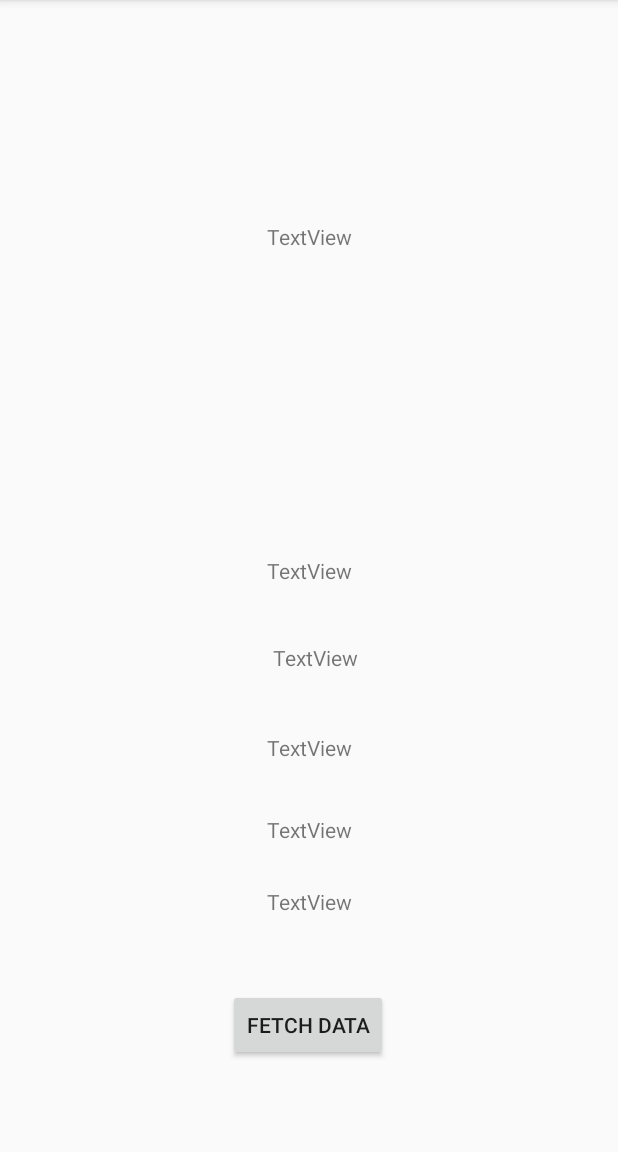
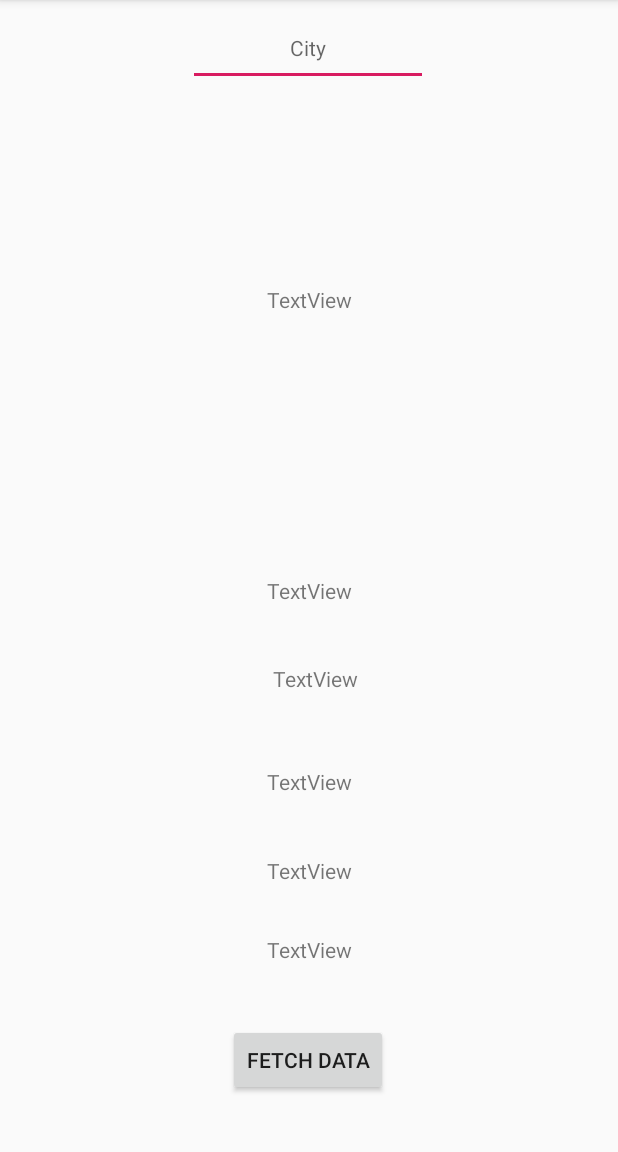
Before and after one commit to saptarshi-mitra/WeatherApp, an Android app: the screen it shows after launch (MainActivity), on a phone screen of 412 x 824 dp, the part 84-1236 px from its top. Run offline under Robolectric (Android 15) with nearby library versions, the phone set to English and light mode, and no system bars.

Commit message:
data display

```diff
--- a/app/src/main/java/com/iamsm/weatherapp/MainActivity.java
+++ b/app/src/main/java/com/iamsm/weatherapp/MainActivity.java
@@ -22,6 +22,7 @@ import androidx.appcompat.widget.Toolbar;
 
 import android.view.Menu;
 import android.widget.Button;
+import android.widget.EditText;
 import android.widget.TextView;
 
 import java.util.ArrayList;
@@ -47,6 +48,7 @@ public class MainActivity extends AppCompatActivity
 
     private TextView mytest_text;
     private TextView day1,day2,day3,day4,day5;
+    private EditText city_name;
 
     @Override
     protected void onCreate(Bundle savedInstanceState) {
@@ -69,6 +71,7 @@ public class MainActivity extends AppCompatActivity
         day3=findViewById(R.id.weather_day3);
         day4=findViewById(R.id.weather_day4);
         day5=findViewById(R.id.weather_day5);
+        city_name=findViewById(R.id.editText);
 
     }
 
@@ -131,13 +134,15 @@ public class MainActivity extends AppCompatActivity
 
 
     public void getcurrentdata(View view){
+        String string=city_name.getText().toString();
         Retrofit retrofit=new Retrofit.Builder()
                 .baseUrl(BaseUrl)
                 .addConverterFactory(GsonConverterFactory.create())
                 .build();
 
        WeatherService weatherService=retrofit.create(WeatherService.class);
-        Call<WeatherResponse> call= weatherService.getTemp( id, AppId);
+        //Call<WeatherResponse> call= weatherService.getTemp( id, AppId);
+        Call<WeatherResponse> call= weatherService.getTemp_entry( string, AppId);
         call.enqueue(new Callback<WeatherResponse>() {
             @Override
             public void onResponse(Call<WeatherResponse> call, Response<WeatherResponse> response) {
--- a/app/src/main/java/com/iamsm/weatherapp/WeatherService.java
+++ b/app/src/main/java/com/iamsm/weatherapp/WeatherService.java
@@ -11,4 +11,7 @@ public interface WeatherService {
     @GET("data/2.5/forecast?")
     Call<WeatherResponse> getTemp(@Query("id") int id, @Query("APPID") String appid);
 
+    @GET("data/2.5/forecast?")
+    Call<WeatherResponse> getTemp_entry(@Query("q") String q, @Query("APPID") String appid);
+
 }
--- a/app/src/main/res/layout/content_main.xml
+++ b/app/src/main/res/layout/content_main.xml
@@ -24,25 +24,25 @@
         app:layout_constraintHorizontal_bias="0.498"
         app:layout_constraintStart_toStartOf="parent"
         app:layout_constraintTop_toTopOf="parent"
-        app:layout_constraintVertical_bias="0.915" />
+        app:layout_constraintVertical_bias="0.948" />
 
     <TextView
         android:id="@+id/curr_weather"
         android:layout_width="match_parent"
-        android:layout_height="300dp"
+        android:layout_height="250dp"
         android:layout_marginStart="8dp"
         android:layout_marginLeft="8dp"
-        android:layout_marginTop="8dp"
+        android:layout_marginTop="50dp"
         android:layout_marginEnd="8dp"
         android:layout_marginRight="8dp"
+        android:gravity="center"
         android:text="TextView"
-        android:gravity="center"
         app:layout_constraintBottom_toBottomOf="parent"
         app:layout_constraintEnd_toEndOf="parent"
         app:layout_constraintHorizontal_bias="0.0"
         app:layout_constraintStart_toStartOf="parent"
         app:layout_constraintTop_toTopOf="parent"
-        app:layout_constraintVertical_bias="0.0" />
+        app:layout_constraintVertical_bias="0.053" />
 
     <TextView
         android:id="@+id/weather_day1"
@@ -53,12 +53,14 @@
         android:layout_marginEnd="8dp"
         android:layout_marginRight="8dp"
         android:layout_marginBottom="8dp"
+        android:gravity="center"
         android:text="TextView"
-        android:gravity="center"
         app:layout_constraintBottom_toBottomOf="parent"
         app:layout_constraintEnd_toEndOf="parent"
+        app:layout_constraintHorizontal_bias="0.0"
         app:layout_constraintStart_toStartOf="parent"
-        app:layout_constraintTop_toTopOf="parent" />
+        app:layout_constraintTop_toTopOf="parent"
+        app:layout_constraintVertical_bias="0.519" />
 
     <TextView
         android:id="@+id/weather_day2"
@@ -66,13 +68,14 @@
         android:layout_height="30dp"
         android:layout_marginStart="8dp"
         android:layout_marginLeft="8dp"
+        android:gravity="center"
         android:text="TextView"
-        android:gravity="center"
         app:layout_constraintBottom_toBottomOf="parent"
         app:layout_constraintEnd_toEndOf="@+id/weather_day1"
+        app:layout_constraintHorizontal_bias="0.0"
         app:layout_constraintStart_toStartOf="parent"
         app:layout_constraintTop_toTopOf="parent"
-        app:layout_constraintVertical_bias="0.574" />
+        app:layout_constraintVertical_bias="0.593" />
 
     <TextView
         android:id="@+id/weather_day3"
@@ -109,7 +112,7 @@
         app:layout_constraintHorizontal_bias="0.0"
         app:layout_constraintStart_toStartOf="parent"
         app:layout_constraintTop_toTopOf="@+id/curr_weather"
-        app:layout_constraintVertical_bias="0.731" />
+        app:layout_constraintVertical_bias="0.746" />
 
     <TextView
         android:id="@+id/weather_day5"
@@ -120,12 +123,33 @@
         android:layout_marginEnd="8dp"
         android:layout_marginRight="8dp"
         android:layout_marginBottom="8dp"
+        android:gravity="center"
         android:text="TextView"
-        android:gravity="center"
         app:layout_constraintBottom_toBottomOf="parent"
         app:layout_constraintEnd_toEndOf="parent"
         app:layout_constraintHorizontal_bias="0.0"
         app:layout_constraintStart_toStartOf="parent"
         app:layout_constraintTop_toTopOf="@+id/curr_weather"
-        app:layout_constraintVertical_bias="0.801" />
+        app:layout_constraintVertical_bias="0.829" />
+
+    <EditText
+        android:id="@+id/editText"
+        android:layout_width="wrap_content"
+        android:layout_height="50dp"
+        android:layout_marginStart="8dp"
+        android:layout_marginLeft="8dp"
+        android:layout_marginTop="5dp"
+        android:layout_marginEnd="8dp"
+        android:layout_marginRight="8dp"
+        android:ems="10"
+        android:inputType="textCapSentences"
+        android:hint="City"
+        android:textSize="14sp"
+        android:gravity="center"
+        app:layout_constraintBottom_toBottomOf="parent"
+        app:layout_constraintEnd_toEndOf="parent"
+        app:layout_constraintHorizontal_bias="0.497"
+        app:layout_constraintStart_toStartOf="parent"
+        app:layout_constraintTop_toTopOf="parent"
+        app:layout_constraintVertical_bias="0.003" />
 </androidx.constraintlayout.widget.ConstraintLayout>
```
